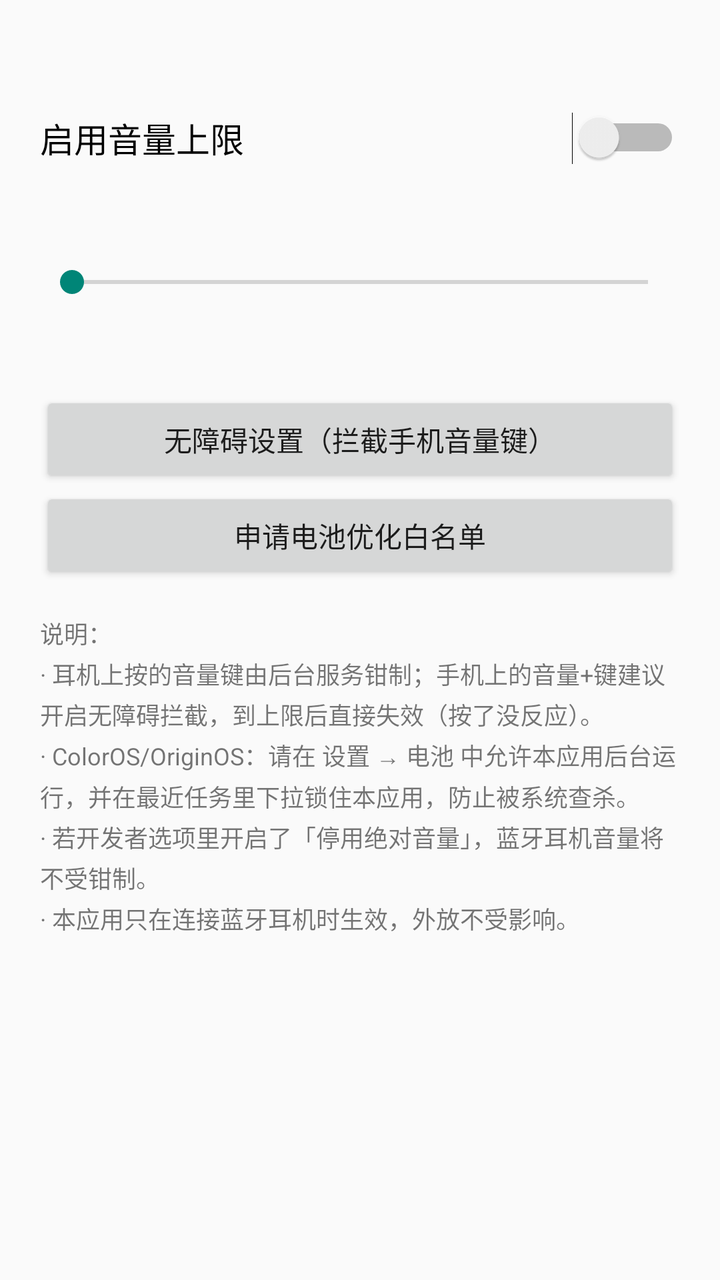
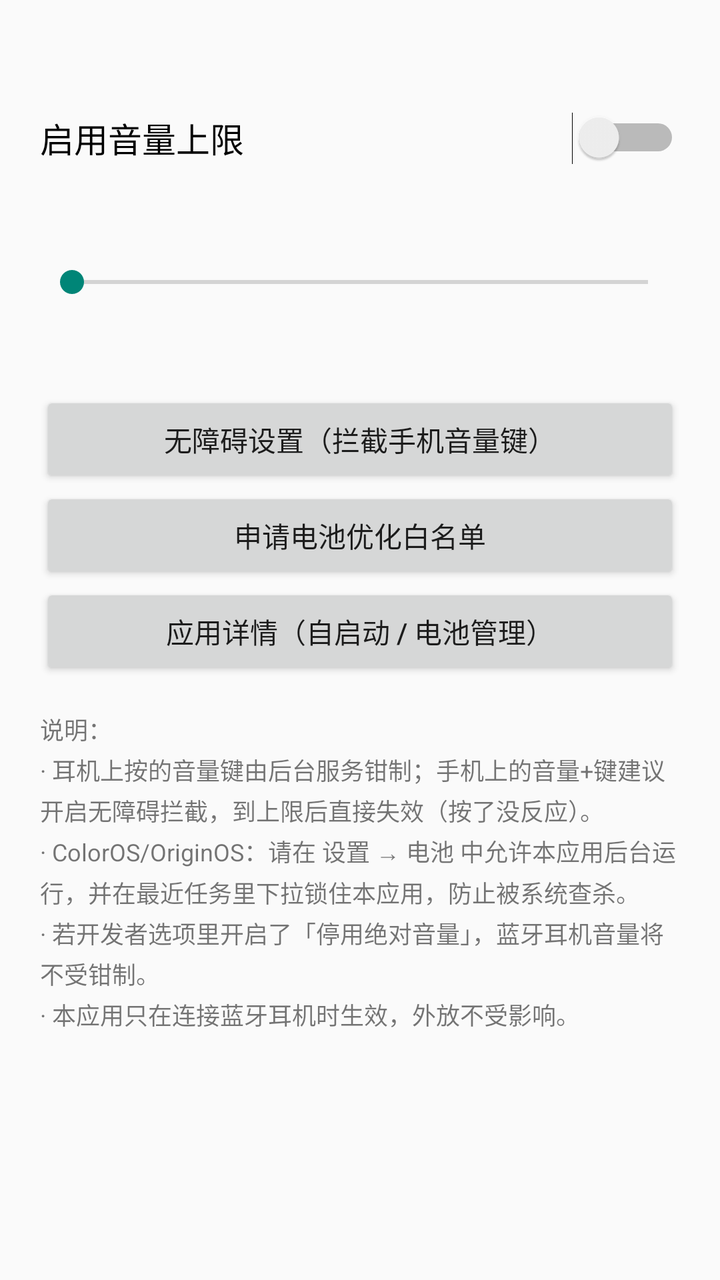

The first picture is an Android layout as it rendered before a commit; the second is the same layout after the commit. The layout source and the unified diff follow.
<!-- AndroidManifest.xml: application theme android:Theme.Material.Light.DarkActionBar -->
<!-- res/layout/activity_main.xml -->
<?xml version="1.0" encoding="utf-8"?>
<ScrollView xmlns:android="http://schemas.android.com/apk/res/android"
    android:layout_width="match_parent"
    android:layout_height="match_parent"
    android:fillViewport="true">

    <LinearLayout
        android:layout_width="match_parent"
        android:layout_height="wrap_content"
        android:orientation="vertical"
        android:padding="20dp">

        <TextView
            android:id="@+id/tvStatus"
            android:layout_width="match_parent"
            android:layout_height="wrap_content"
            android:lineSpacingExtra="4dp"
            android:paddingBottom="16dp"
            android:textSize="15sp" />

        <Switch
            android:id="@+id/swEnabled"
            android:layout_width="match_parent"
            android:layout_height="wrap_content"
            android:paddingBottom="20dp"
            android:text="启用音量上限"
            android:textSize="17sp" />

        <TextView
            android:id="@+id/tvCapValue"
            android:layout_width="match_parent"
            android:layout_height="wrap_content"
            android:paddingBottom="8dp"
            android:textSize="17sp"
            android:textStyle="bold" />

        <SeekBar
            android:id="@+id/sbCap"
            android:layout_width="match_parent"
            android:layout_height="wrap_content"
            android:max="100"
            android:min="5"
            android:paddingBottom="8dp" />

        <TextView
            android:id="@+id/tvCurrentVol"
            android:layout_width="match_parent"
            android:layout_height="wrap_content"
            android:paddingBottom="20dp"
            android:textSize="13sp" />

        <Button
            android:id="@+id/btnAccessibility"
            android:layout_width="match_parent"
            android:layout_height="wrap_content"
            android:text="无障碍设置（拦截手机音量键）" />

        <Button
            android:id="@+id/btnBattery"
            android:layout_width="match_parent"
            android:layout_height="wrap_content"
            android:text="申请电池优化白名单" />

        <TextView
            android:layout_width="match_parent"
            android:layout_height="wrap_content"
            android:lineSpacingExtra="3dp"
            android:paddingTop="16dp"
            android:text="@string/tips"
            android:textSize="12sp" />
    </LinearLayout>
</ScrollView>
<!-- resources referenced by this layout -->
<resources>
  <string name="tips">说明：\n· 耳机上按的音量键由后台服务钳制；手机上的音量+键建议开启无障碍拦截，到上限后直接失效（按了没反应）。\n· ColorOS/OriginOS：请在 设置 → 电池 中允许本应用后台运行，并在最近任务里下拉锁住本应用，防止被系统查杀。\n· 若开发者选项里开启了「停用绝对音量」，蓝牙耳机音量将不受钳制。\n· 本应用只在连接蓝牙耳机时生效，外放不受影响。</string>
</resources>

<!-- the commit's change to res/layout/activity_main.xml (unified diff, before → after) -->
@@ -61,6 +61,12 @@
             android:layout_height="wrap_content"
             android:text="申请电池优化白名单" />
 
+        <Button
+            android:id="@+id/btnAppInfo"
+            android:layout_width="match_parent"
+            android:layout_height="wrap_content"
+            android:text="应用详情（自启动 / 电池管理）" />
+
         <TextView
             android:layout_width="match_parent"
             android:layout_height="wrap_content"
